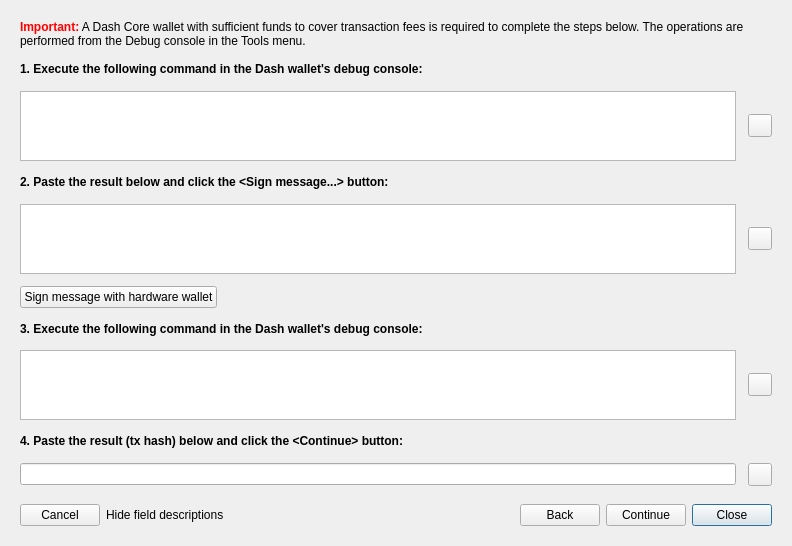
Above: src/ui/ui_reg_masternode_dlg.ui from Bertrand256/dash-masternode-tool before the change. Below: the same form after it.
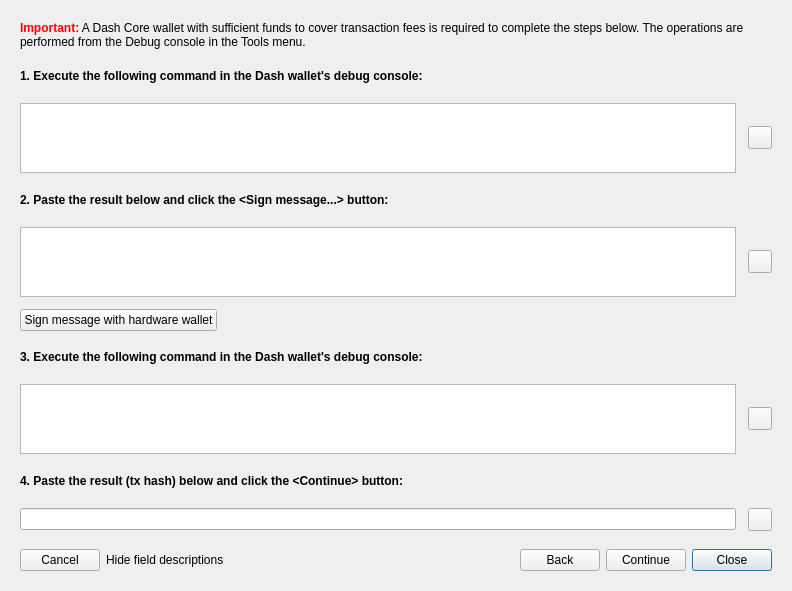
That is the form after the change. The open tabs and pages were chosen to show the change.

```diff
--- a/src/ui/ui_reg_masternode_dlg.ui
+++ b/src/ui/ui_reg_masternode_dlg.ui
@@ -7,7 +7,7 @@
     <x>0</x>
     <y>0</y>
     <width>792</width>
-    <height>546</height>
+    <height>591</height>
    </rect>
   </property>
   <property name="sizePolicy">
```
Left out of the diff: 2 changed lines with no effect on the pictures.
